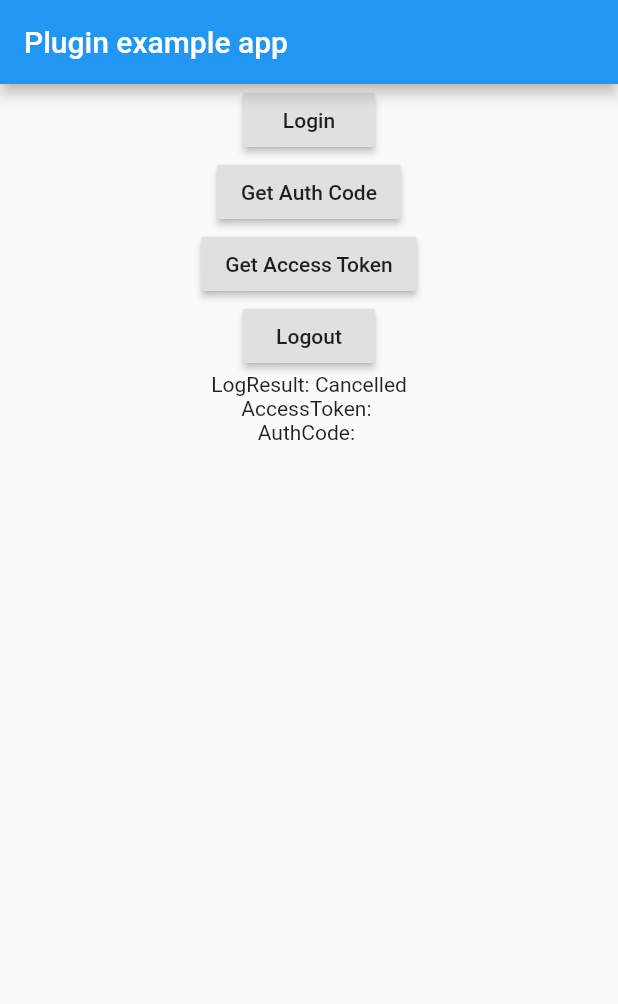
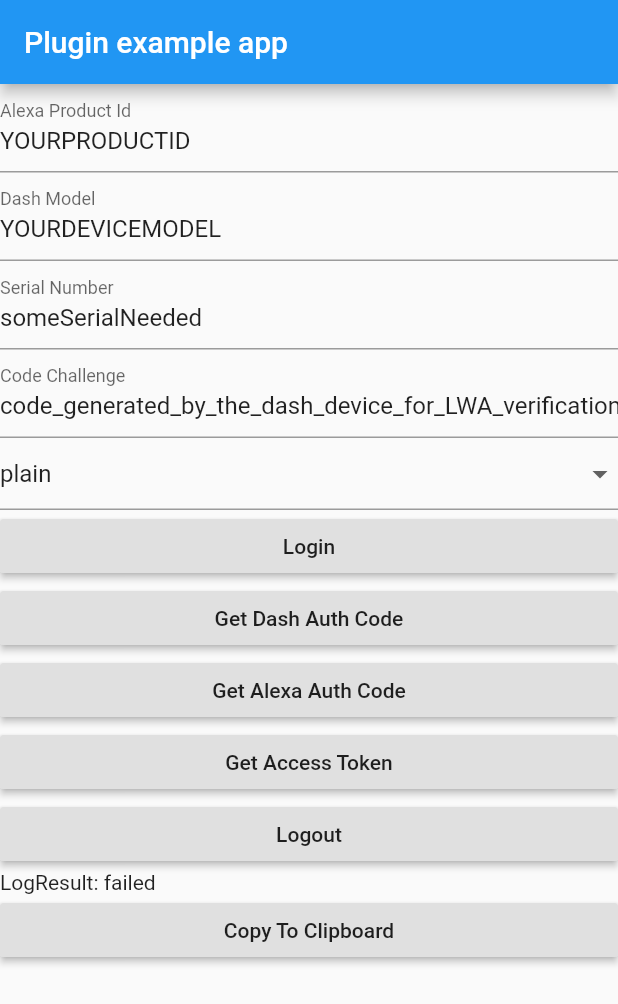
Before and after one commit to weplenish/flutter-plugins, a Flutter app: the screen it shows after launch, after a tap on "Login", on a phone screen of 412 x 824 dp. Shown: the top 1004 px of the screen. Run offline on Flutter 3.47's test engine with Material 2 defaults, Android fonts, the phone set to English and light mode, and no system bars; our stand-ins replace webview_flutter; missing offline and left inert: oauth2.

Commit message:
adjusted example app to allow quicker iteration

```diff
--- a/login_with_amazon/example/lib/main.dart
+++ b/login_with_amazon/example/lib/main.dart
@@ -1,4 +1,5 @@
 import 'package:flutter/material.dart';
+import 'package:flutter/services.dart';
 
 import 'package:login_with_amazon/login_with_amazon.dart';
 
@@ -13,13 +14,13 @@ class MyApp extends StatefulWidget {
 const _scopes = {
   'profile': null,
   'alexa:all': {
-    'productID': 'SomeProductId',
+    'productID': 'YOURPRODUCTID',
     'productInstanceAttributes': {
       'deviceSerialNumber': 'serialNumberHere',
     },
   },
   'dash:replenish': {
-    'device_model': 'SomeDeviceModel',
+    'device_model': 'YOURDEVICEMODEL',
     'serial': 'serialNumberHere',
     'is_test_device': true
   },
@@ -33,9 +34,14 @@ class _MyAppState extends State<MyApp> {
   }
 
   List<Widget> _authRespose = [];
-  String _accessToken = '';
-  String _authCode = '';
   String _logResult = '';
+  String _result = '';
+  String _codeChallengeMethod = 'plain';
+  final _alexaId = TextEditingController(text: 'YOURPRODUCTID');
+  final _dashModel = TextEditingController(text: 'YOURDEVICEMODEL');
+  final _serialNumber = TextEditingController(text: 'someSerialNeeded');
+  final _codeChallenge = TextEditingController(
+      text: 'code_generated_by_the_dash_device_for_LWA_verification');
 
   @override
   Widget build(BuildContext context) {
@@ -45,12 +51,54 @@ class _MyAppState extends State<MyApp> {
           title: const Text('Plugin example app'),
         ),
         body: Center(
-          child: Column(
+          child: ListView(
             children: <Widget>[
+              TextFormField(
+                controller: _alexaId,
+                decoration: InputDecoration(
+                  labelText: 'Alexa Product Id',
+                ),
+              ),
+              TextFormField(
+                controller: _dashModel,
+                decoration: InputDecoration(
+                  labelText: 'Dash Model',
+                ),
+              ),
+              TextFormField(
+                controller: _serialNumber,
+                decoration: InputDecoration(
+                  labelText: 'Serial Number',
+                ),
+              ),
+              TextFormField(
+                controller: _codeChallenge,
+                decoration: InputDecoration(
+                  labelText: 'Code Challenge',
+                ),
+              ),
+              DropdownButtonFormField(
+                  onChanged: (val) {
+                    setState(() {
+                      _codeChallengeMethod = val;
+                    });
+                  },
+                  value: _codeChallengeMethod,
+                  items: ['plain', 'S256']
+                      .map((type) => DropdownMenuItem(
+                            value: type,
+                            child: Text(type),
+                          ))
+                      .toList()),
               RaisedButton(
                 onPressed: () async {
                   try {
-                    final result = await LoginWithAmazon.login(_scopes);
+                    final result = await LoginWithAmazon.login({
+                      'profile': null,
+                    });
+                    _result = result.entries
+                        .map((entry) => "${entry.key}: ${entry.value}")
+                        .reduce((str, str2) => "$str, \n $str2");
                     setState(() {
                       _logResult = result.containsKey("accessToken")
                           ? "Logged In"
@@ -61,7 +109,7 @@ class _MyAppState extends State<MyApp> {
                     });
                   } catch (e) {
                     setState(() {
-                      _logResult = "Cancelled";
+                      _logResult = "failed";
                     });
                   }
                 },
@@ -70,33 +118,60 @@ class _MyAppState extends State<MyApp> {
               RaisedButton(
                 onPressed: () async {
                   final result = await LoginWithAmazon.getAuthCode(
-                    "code_generated_by_the_dash_device_for_LWA_verification",
+                    _codeChallenge.text,
                     "plain",
                     {
                       'profile': null,
                       'dash:replenish': {
-                        'device_model': 'SomeDeviceModel',
-                        'serial': 'serialNumberHere',
+                        'device_model': _dashModel.text,
+                        'serial': _serialNumber.text,
                         'is_test_device': true
                       },
                     },
                   );
+                  _result = result.entries
+                      .map((entry) => "${entry.key}: ${entry.value}")
+                      .reduce((str, str2) => "$str, \n $str2");
                   setState(() {
-                    _authCode = result.containsKey("authorizationCode")
-                        ? result["authorizationCode"]
-                        : "None";
                     _authRespose = result.entries.map((entry) {
                       return Text("${entry.key}: ${entry.value}");
                     }).toList();
                   });
                 },
-                child: Text("Get Auth Code"),
+                child: Text("Get Dash Auth Code"),
+              ),
+              RaisedButton(
+                onPressed: () async {
+                  final result = await LoginWithAmazon.getAuthCode(
+                    "code_generated_by_the_dash_device_for_LWA_verification",
+                    "plain",
+                    {
+                      'profile': null,
+                      'alexa:all': {
+                        'productID': _alexaId.text,
+                        'productInstanceAttributes': {
+                          'deviceSerialNumber': _serialNumber.text,
+                        },
+                      }
+                    },
+                  );
+                  _result = result.entries
+                      .map((entry) => "${entry.key}: ${entry.value}")
+                      .reduce((str, str2) => "$str, \n $str2");
+                  setState(() {
+                    _authRespose = result.entries.map((entry) {
+                      return Text("${entry.key}: ${entry.value}");
+                    }).toList();
+                  });
+                },
+                child: Text("Get Alexa Auth Code"),
               ),
               RaisedButton(
                 onPressed: () async {
                   final result = await LoginWithAmazon.getAccessToken(_scopes);
                   setState(() {
-                    _accessToken = result;
+                    _authRespose = [Text('AccessToken: $result')];
+                    _result = result;
                   });
                 },
                 child: Text("Get Access Token"),
@@ -106,14 +181,19 @@ class _MyAppState extends State<MyApp> {
                   await LoginWithAmazon.logout();
                   setState(() {
                     _logResult = 'Logged Out';
+                    _result = '';
                   });
                 },
                 child: Text("Logout"),
               ),
               Text('LogResult: $_logResult'),
-              Text('AccessToken: $_accessToken'),
-              Text('AuthCode: $_authCode'),
-              ..._authRespose
+              ..._authRespose,
+              RaisedButton(
+                onPressed: () async {
+                  Clipboard.setData(ClipboardData(text: _result));
+                },
+                child: Text("Copy To Clipboard"),
+              )
             ],
           ),
         ),
--- a/login_with_amazon/pubspec.yaml
+++ b/login_with_amazon/pubspec.yaml
@@ -1,6 +1,6 @@
 name: login_with_amazon
 description: A flutter plugin built to use Amazon's official Login With Amazon platform packages. With few other dependencies.
-version: 0.3.0
+version: 0.3.0+1
 author: WePlenish Team <software@weplenish.com>
 homepage: https://github.com/weplenish/flutter-plugins/tree/master/login_with_amazon
 
```
Also changed, not shown: 1 other file.
